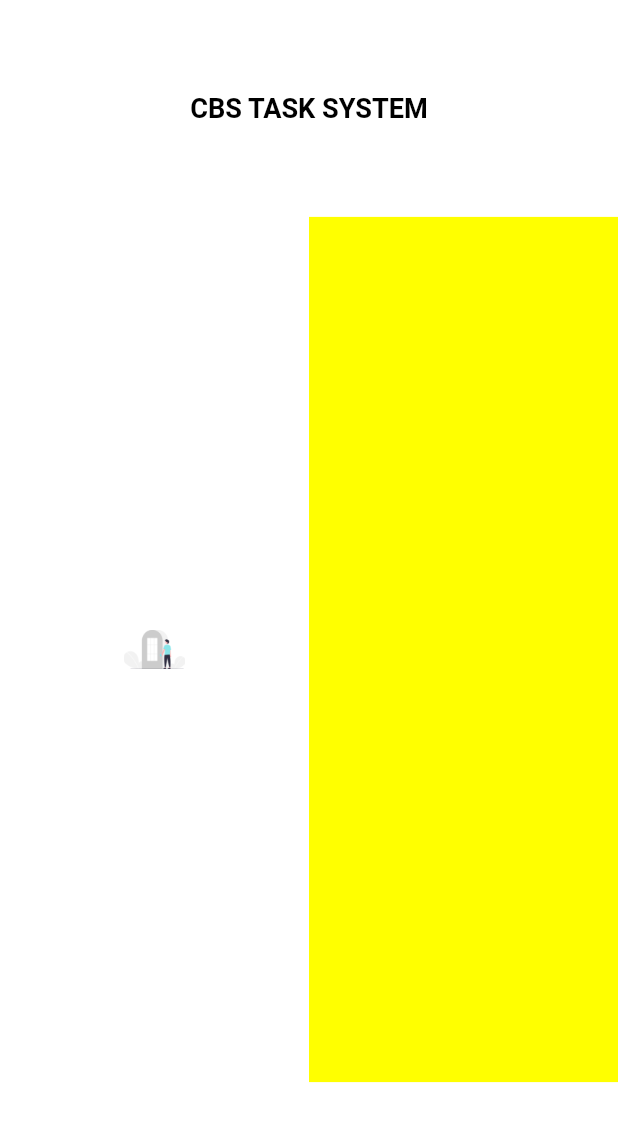
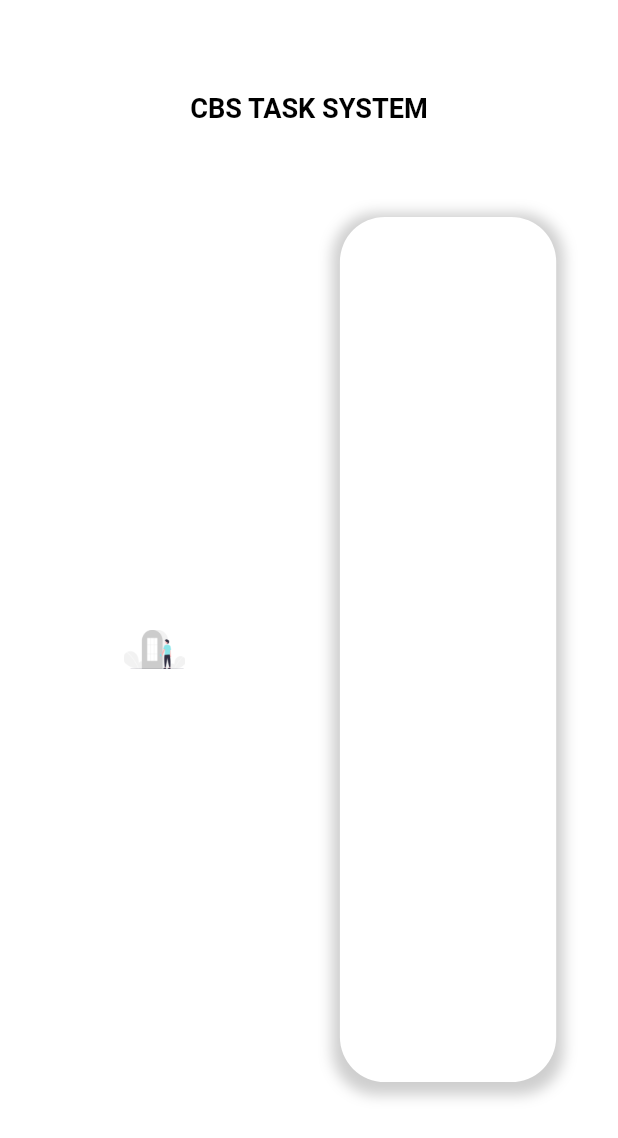
Before and after one commit to CBS-Developments/CBS-Task-System, a Flutter app: the screen it shows after launch, on a phone screen of 412 x 824 dp. Shown: the top 1138 px of the screen. Run offline on Flutter 3.47's test engine with Material 2 defaults, Android fonts, the phone set to English and light mode, and no system bars.

Commit message:
Create LoginBox

```diff
--- /dev/null
+++ b/task_system/lib/components/loginBox.dart
@@ -0,0 +1,32 @@
+import 'package:flutter/material.dart';
+
+import '../sizes/loginPage_Sizes.dart';
+
+class LoginBox extends StatelessWidget {
+  final Widget child;
+
+  const LoginBox({Key? key, required this.child}) : super(key: key);
+
+  @override
+  Widget build(BuildContext context) {
+    return Container(
+      margin: EdgeInsets.symmetric(
+          horizontal: getContHoriMargin(context)),
+      decoration: BoxDecoration(
+        color: Colors.white,
+        borderRadius: BorderRadius.circular(30),
+        boxShadow: [
+          BoxShadow(
+            color: Colors.grey.withOpacity(0.5), // Shadow color
+            spreadRadius: 5, // Spread radius
+            blurRadius: 7, // Blur radius
+            offset: Offset(0, 3), // Offset
+          ),
+        ],
+      ),
+      child: child,
+      width: ContWidth(context),
+      height: imageContHeight(context),
+    );  ;
+  }
+}
--- a/task_system/lib/main.dart
+++ b/task_system/lib/main.dart
@@ -14,9 +14,7 @@ class MyApp extends StatelessWidget {
   Widget build(BuildContext context) {
     return MaterialApp(
       debugShowCheckedModeBanner: false,
-
       home: LoginPage(),
-
     );
   }
 }
--- a/task_system/lib/pages/login_page.dart
+++ b/task_system/lib/pages/login_page.dart
@@ -1,4 +1,5 @@
 import 'package:flutter/material.dart';
+import 'package:task_system/components/loginBox.dart';
 import 'package:task_system/sizes/loginPage_Sizes.dart';
 
 class LoginPage extends StatelessWidget {
@@ -11,19 +12,19 @@ class LoginPage extends StatelessWidget {
       body: Center(
         child: Column(
           children: [
-            SizedBox(height: getXLBoxHeight(context),),
-
-            Text('CBS TASK SYSTEM',
+            SizedBox(
+              height: getXLBoxHeight(context),
+            ),
+            Text(
+              'CBS TASK SYSTEM',
               style: TextStyle(
                   fontSize: getFontXXXL(context),
                   color: Colors.black,
-                fontWeight: FontWeight.bold
-              ),
+                  fontWeight: FontWeight.bold),
             ),
-
-            SizedBox(height: getXLBoxHeight(context),),
-
-
+            SizedBox(
+              height: getXLBoxHeight(context),
+            ),
             Row(
               children: [
                 Container(
@@ -34,11 +35,11 @@ class LoginPage extends StatelessWidget {
                   child: Image.asset('images/log.png'),
                 ),
 
-                Container(
-                  width: imageContWidth(context),
-                  height: imageContHeight(context),
-                  color: Colors.yellowAccent,
+                LoginBox(
+                  child: Column(
                 ),
+
+                )
               ],
             )
           ],
--- a/task_system/lib/sizes/loginPage_Sizes.dart
+++ b/task_system/lib/sizes/loginPage_Sizes.dart
@@ -27,3 +27,11 @@ double imageContHeight(BuildContext context) {
 double imagePadding(BuildContext context) {
   return (getPageHeight(context) * 0.1) ;
 }
+
+double getContHoriMargin(BuildContext context) {
+  return (getPageWidth(context) * 0.05) ;
+}
+
+double ContWidth(BuildContext context) {
+  return (getPageWidth(context) * 0.35) ;
+}
```
